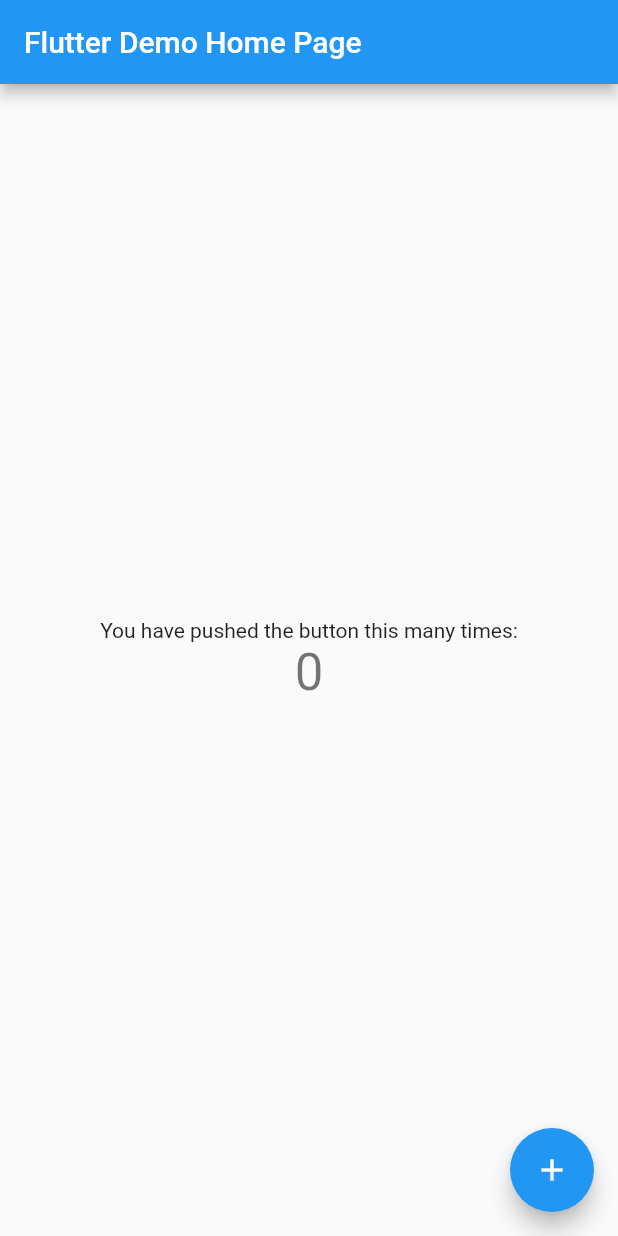
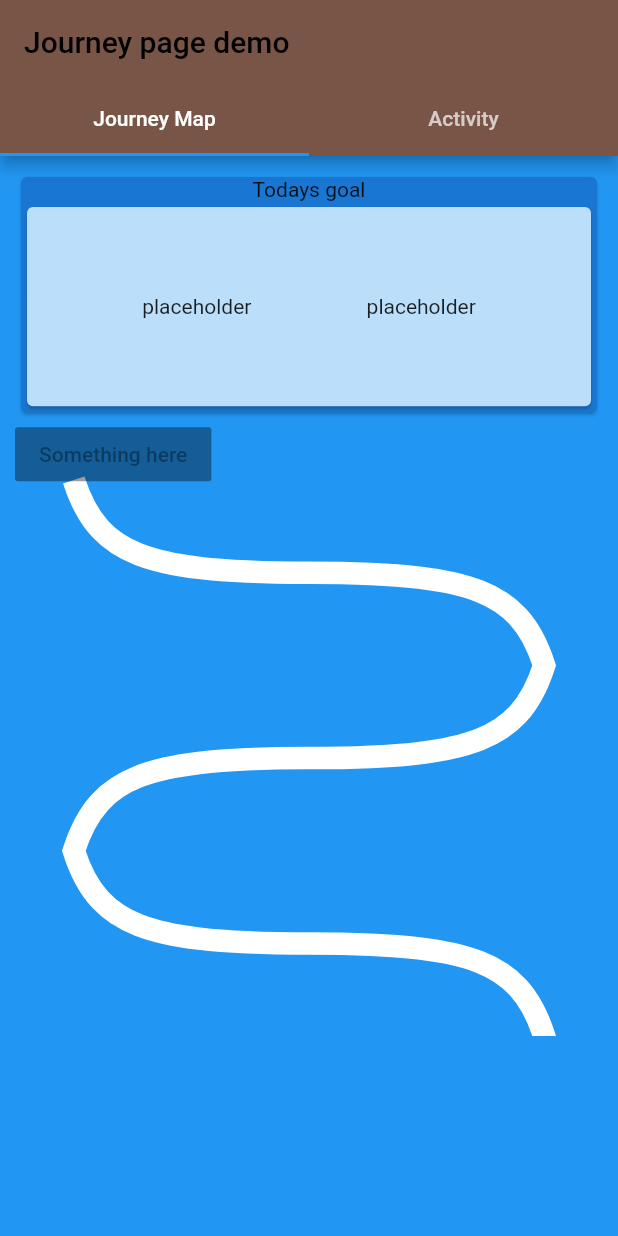
Before and after one commit to ychlgxbh/Learning, a Flutter app: the screen it shows after launch, on a phone screen of 412 x 824 dp. Run offline on Flutter 3.47's test engine with Material 2 defaults, Android fonts, the phone set to English and light mode, and no system bars; our stand-ins replace path_drawing.

Commit message:
finish drawing the curve

```diff
--- /dev/null
+++ b/journey_page/lib/curvePainter.dart
@@ -0,0 +1,133 @@
+import 'dart:io';
+
+import 'package:flutter/material.dart';
+import 'package:journey_page/curvePathInfo.dart';
+import 'package:path_drawing/path_drawing.dart';
+
+class CurvePainter extends CustomPainter {
+  List<CurvePathInfo> generateCurveSegment(
+    double startX,
+    double startY,
+    double width,
+    double height,
+    double numberOfSegments,
+    bool direction,
+    double weight,
+  ) {
+    List<CurvePathInfo> result = [];
+    double currentX = startX;
+    double currentY = startY;
+    double nextX;
+    double nextY;
+    double referPointX;
+    double referPointY;
+    int dirCount = 0;
+
+    for (int i = 0; i < numberOfSegments; i++) {
+      // determing the coordinate of the destination
+      nextX = direction ? currentX + 8 * width / 20 : currentX - 8 * width / 20;
+      nextY = currentY + 1.5 * height / 20;
+
+      //determing the coordinate of the reference point
+      if (direction) {
+        referPointX = currentX < 6 * width / 20
+            ? currentX + 1 * width / 20
+            : nextX - 1 * width / 20;
+
+        referPointY = currentX < 6 * width / 20 ? nextY : currentY;
+      } else {
+        referPointX = currentX < 14 * width / 20
+            ? nextX + 1 * width / 20
+            : currentX - 1 * width / 20;
+        referPointY = currentX < 14 * width / 20 ? currentY : nextY;
+      }
+
+      // store the info in an object
+      CurvePathInfo temp = CurvePathInfo(
+        destX: nextX,
+        destY: nextY,
+        refX: referPointX,
+        refY: referPointY,
+        direction: direction,
+        curveWeight: weight,
+      );
+      print(temp.destX.toString());
+      print(temp.destY.toString());
+      print(temp.refX.toString());
+      print(temp.refY.toString());
+      //change the coordinate of current point to prepare for the next round
+      currentX = nextX;
+      currentY = nextY;
+      result.add(temp);
+      dirCount++;
+      if (dirCount == 2) {
+        direction = !direction;
+        dirCount = 0;
+      }
+    }
+
+    return result;
+  }
+
+  @override
+  void paint(Canvas canvas, Size size) {
+    var paint = Paint();
+    paint.color = Colors.white;
+    paint.style = PaintingStyle.stroke;
+    paint.strokeWidth = 15.0;
+    final _width = size.width;
+    final _height = size.height;
+    final double _conicWeight = 1.5;
+    var curveSegmentInfo = generateCurveSegment(2 * _width / 20,
+        1 * _height / 20, _width, _height, 8, true, _conicWeight);
+
+    var path = Path();
+    var lastPath = Path();
+    path.moveTo(2 * _width / 20, 1 * _height / 20);
+    // print(size.height.toString());
+    // print(size.width.toString());
+    // one 'S' shape(hardcode)
+    // path.conicTo(3 * _width / 20, 3 * _height / 20, 10 * _width / 20,
+    //     3 * _height / 20, _conicWeight);
+    // path.conicTo(17 * _width / 20, 3 * _height / 20, 18 * _width / 20,
+    //     5 * _height / 20, _conicWeight);
+
+    for (int i = 0; i < curveSegmentInfo.length; i++) {
+      if (i == curveSegmentInfo.length - 1) {
+        lastPath.moveTo(
+          curveSegmentInfo[i - 1].destX,
+          curveSegmentInfo[i - 1].destY,
+        );
+        lastPath.conicTo(
+          curveSegmentInfo[i].refX,
+          curveSegmentInfo[i].refY,
+          curveSegmentInfo[i].destX,
+          curveSegmentInfo[i].destY,
+          curveSegmentInfo[i].curveWeight,
+        );
+        break;
+      }
+      path.conicTo(
+        curveSegmentInfo[i].refX,
+        curveSegmentInfo[i].refY,
+        curveSegmentInfo[i].destX,
+        curveSegmentInfo[i].destY,
+        curveSegmentInfo[i].curveWeight,
+      );
+    }
+
+    // path.conicTo(56, 117, 205, 117, 1.5);
+    // path.conicTo(354, 117, 375, 195, 1.5);
+    canvas.drawPath(path, paint);
+    canvas.drawPath(
+      dashPath(
+        lastPath,
+        dashArray: CircularIntervalList<double>([15.0, 10.5]),
+      ),
+      paint,
+    );
+  }
+
+  @override
+  bool shouldRepaint(CurvePainter oldDelegate) => false;
+}
--- /dev/null
+++ b/journey_page/lib/curvePathInfo.dart
@@ -0,0 +1,17 @@
+class CurvePathInfo {
+  final refX;
+  final refY;
+  final destX;
+  final destY;
+  final direction;
+  final curveWeight;
+
+  CurvePathInfo({
+    this.refX,
+    this.refY,
+    this.destX,
+    this.destY,
+    this.direction,
+    this.curveWeight,
+  });
+}
--- a/journey_page/lib/main.dart
+++ b/journey_page/lib/main.dart
@@ -1,47 +1,26 @@
 import 'package:flutter/material.dart';
+import 'package:journey_page/CurvePainter.dart';
 
 void main() {
   runApp(MyApp());
 }
 
 class MyApp extends StatelessWidget {
-  // This widget is the root of your application.
   @override
   Widget build(BuildContext context) {
     return MaterialApp(
       title: 'Flutter Demo',
       theme: ThemeData(
-        // This is the theme of your application.
-        //
-        // Try running your application with "flutter run". You'll see the
-        // application has a blue toolbar. Then, without quitting the app, try
-        // changing the primarySwatch below to Colors.green and then invoke
-        // "hot reload" (press "r" in the console where you ran "flutter run",
-        // or simply save your changes to "hot reload" in a Flutter IDE).
-        // Notice that the counter didn't reset back to zero; the application
-        // is not restarted.
         primarySwatch: Colors.blue,
-        // This makes the visual density adapt to the platform that you run
-        // the app on. For desktop platforms, the controls will be smaller and
-        // closer together (more dense) than on mobile platforms.
         visualDensity: VisualDensity.adaptivePlatformDensity,
       ),
-      home: MyHomePage(title: 'Flutter Demo Home Page'),
+      home: MyHomePage(title: 'Journey page demo'),
     );
   }
 }
 
 class MyHomePage extends StatefulWidget {
   MyHomePage({Key key, this.title}) : super(key: key);
-
-  // This widget is the home page of your application. It is stateful, meaning
-  // that it has a State object (defined below) that contains fields that affect
-  // how it looks.
-
-  // This class is the configuration for the state. It holds the values (in this
-  // case the title) provided by the parent (in this case the App widget) and
-  // used by the build method of the State. Fields in a Widget subclass are
-  // always marked "final".
 
   final String title;
 
@@ -50,68 +29,105 @@ class MyHomePage extends StatefulWidget {
 }
 
 class _MyHomePageState extends State<MyHomePage> {
-  int _counter = 0;
+  void _incrementCounter() {
+    setState(() {});
+  }
 
-  void _incrementCounter() {
-    setState(() {
-      // This call to setState tells the Flutter framework that something has
-      // changed in this State, which causes it to rerun the build method below
-      // so that the display can reflect the updated values. If we changed
-      // _counter without calling setState(), then the build method would not be
-      // called again, and so nothing would appear to happen.
-      _counter++;
-    });
-  }
+  final List<Tab> _selectionTabs = <Tab>[
+    Tab(
+      text: 'Journey Map',
+    ),
+    Tab(
+      text: 'Activity',
+    )
+  ];
 
   @override
   Widget build(BuildContext context) {
-    // This method is rerun every time setState is called, for instance as done
-    // by the _incrementCounter method above.
-    //
-    // The Flutter framework has been optimized to make rerunning build methods
-    // fast, so that you can just rebuild anything that needs updating rather
-    // than having to individually change instances of widgets.
-    return Scaffold(
+    final _mediaQuery = MediaQuery.of(context);
+    final _bodyHeight = _mediaQuery.size.height;
+    final _bodyWidth = _mediaQuery.size.width;
+
+    return DefaultTabController(
+      length: _selectionTabs.length,
+      child: Scaffold(
         appBar: AppBar(
-        // Here we take the value from the MyHomePage object that was created by
-        // the App.build method, and use it to set our appbar title.
-        title: Text(widget.title),
+          backgroundColor: Colors.brown,
+          title: Text(
+            widget.title,
+            style: TextStyle(color: Colors.black),
           ),
-      body: Center(
-        // Center is a layout widget. It takes a single child and positions it
-        // in the middle of the parent.
+          bottom: TabBar(tabs: _selectionTabs),
+        ),
+        body: TabBarView(
+          children: _selectionTabs.map((Tab tab) {
+            return tab.text == 'Activity'
+                ? Container(
+                    child: Text('Nothing yet'),
+                  )
+                : Container(
+                    padding: EdgeInsets.all(10),
+                    color: Theme.of(context).primaryColor,
                     child: Column(
-          // Column is also a layout widget. It takes a list of children and
-          // arranges them vertically. By default, it sizes itself to fit its
-          // children horizontally, and tries to be as tall as its parent.
-          //
-          // Invoke "debug painting" (press "p" in the console, choose the
-          // "Toggle Debug Paint" action from the Flutter Inspector in Android
-          // Studio, or the "Toggle Debug Paint" command in Visual Studio Code)
-          // to see the wireframe for each widget.
-          //
-          // Column has various properties to control how it sizes itself and
-          // how it positions its children. Here we use mainAxisAlignment to
-          // center the children vertically; the main axis here is the vertical
-          // axis because Columns are vertical (the cross axis would be
-          // horizontal).
-          mainAxisAlignment: MainAxisAlignment.center,
+                      children: [
+                        Container(
+                          height: _mediaQuery.size.height * 0.2,
+                          width: double.infinity,
+                          child: Container(
+                            child: Card(
+                              color: Theme.of(context).primaryColorDark,
+                              child: Column(
+                                children: [
+                                  Text('Today\s goal'),
+                                  Expanded(
+                                    child: Card(
+                                      color:
+                                          Theme.of(context).primaryColorLight,
+                                      child: Row(
+                                          mainAxisAlignment:
+                                              MainAxisAlignment.spaceEvenly,
                                           children: <Widget>[
-            Text(
-              'You have pushed the button this many times:',
+                                            Container(
+                                              child: Text('placeholder'),
                                             ),
-            Text(
-              '$_counter',
-              style: Theme.of(context).textTheme.headline4,
+                                            Container(
+                                              child: Text('placeholder'),
                                             ),
+                                          ]),
+                                    ),
+                                  )
                                 ],
                               ),
                             ),
-      floatingActionButton: FloatingActionButton(
-        onPressed: _incrementCounter,
-        tooltip: 'Increment',
-        child: Icon(Icons.add),
-      ), // This trailing comma makes auto-formatting nicer for build methods.
+                          ),
+                        ),
+                        Container(
+                          child: Container(
+                            height: _mediaQuery.size.height * 0.5,
+                            // width: double.infinity,
+                            //color: Colors.purple,
+                            child: SingleChildScrollView(
+                              scrollDirection: Axis.vertical,
+                              child: Stack(
+                                children: [
+                                  CustomPaint(
+                                    painter: CurvePainter(),
+                                    size: Size(_bodyWidth, _bodyHeight),
+                                  ),
+                                  RaisedButton(
+                                      child: Text('Something here'),
+                                      onPressed: null),
+                                ],
+                              ),
+                            ),
+                          ),
+                        )
+                      ],
+                    ),
+                  );
+          }).toList(),
+        ),
+      ),
     );
   }
 }
--- a/journey_page/pubspec.yaml
+++ b/journey_page/pubspec.yaml
@@ -23,6 +23,7 @@ environment:
 dependencies:
   flutter:
     sdk: flutter
+  path_drawing: ^0.4.0
 
 
   # The following adds the Cupertino Icons font to your application.
```
Also changed, not shown: journey_page/pubspec.lock, 1 other file. Lines whose indentation alone changed are shown as unchanged.
